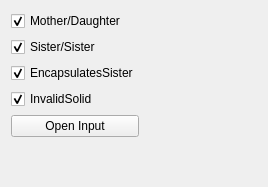
Before: the Qt Designer form GeoModelVisualization/GXClashPointSystems/src/clashpointcontrollerform.ui in efemberg11/GeoModel_rmakhman, drawn with Qt 5.
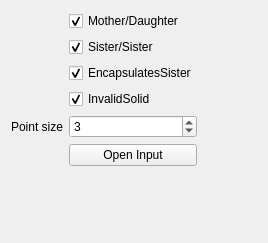
After: the same form once the commit is applied.

Commit message: Added control over point size in the clash point system of gmex

Diff of the .ui file:
```diff
--- a/GeoModelVisualization/GXClashPointSystems/src/clashpointcontrollerform.ui
+++ b/GeoModelVisualization/GXClashPointSystems/src/clashpointcontrollerform.ui
@@ -7,14 +7,47 @@
     <x>0</x>
     <y>0</y>
     <width>268</width>
-    <height>187</height>
+    <height>243</height>
    </rect>
   </property>
   <property name="windowTitle">
    <string>Form</string>
   </property>
   <layout class="QGridLayout" name="gridLayout">
-   <item row="0" column="0">
+   <item row="2" column="1">
+    <widget class="QPushButton" name="pushButton_selectInput">
+     <property name="text">
+      <string>Open Input</string>
+     </property>
+    </widget>
+   </item>
+   <item row="1" column="1">
+    <widget class="QSpinBox" name="pointSizeSpinBox">
+     <property name="minimum">
+      <number>1</number>
+     </property>
+     <property name="maximum">
+      <number>10</number>
+     </property>
+     <property name="value">
+      <number>3</number>
+     </property>
+    </widget>
+   </item>
+   <item row="0" column="2">
+    <spacer>
+     <property name="orientation">
+      <enum>Qt::Horizontal</enum>
+     </property>
+     <property name="sizeHint" stdset="0">
+      <size>
+       <width>1</width>
+       <height>20</height>
+      </size>
+     </property>
+    </spacer>
+   </item>
+   <item row="0" column="1">
     <layout class="QVBoxLayout" name="verticalLayout">
      <item>
       <widget class="QCheckBox" name="checkBox_clashPoints_1">
@@ -58,27 +91,7 @@
     </item>
     </layout>
    </item>
-   <item row="0" column="1">
-    <spacer>
-     <property name="orientation">
-      <enum>Qt::Horizontal</enum>
-     </property>
-     <property name="sizeHint" stdset="0">
-      <size>
-       <width>1</width>
-       <height>20</height>
-      </size>
-     </property>
-    </spacer>
-   </item>
-   <item row="1" column="0">
-    <widget class="QPushButton" name="pushButton_selectInput">
-     <property name="text">
-      <string>Open Input</string>
-     </property>
-    </widget>
-   </item>
-   <item row="2" column="0">
+   <item row="3" column="1">
     <spacer>
      <property name="orientation">
       <enum>Qt::Vertical</enum>
@@ -91,6 +104,13 @@
      </property>
     </spacer>
    </item>
+   <item row="1" column="0">
+    <widget class="QLabel" name="pointSizeLabel">
+     <property name="text">
+      <string>Point size</string>
+     </property>
+    </widget>
+   </item>
   </layout>
  </widget>
  <resources/>
```
Lines whose indentation alone changed are shown as unchanged. The commit also changes 4 other files.
